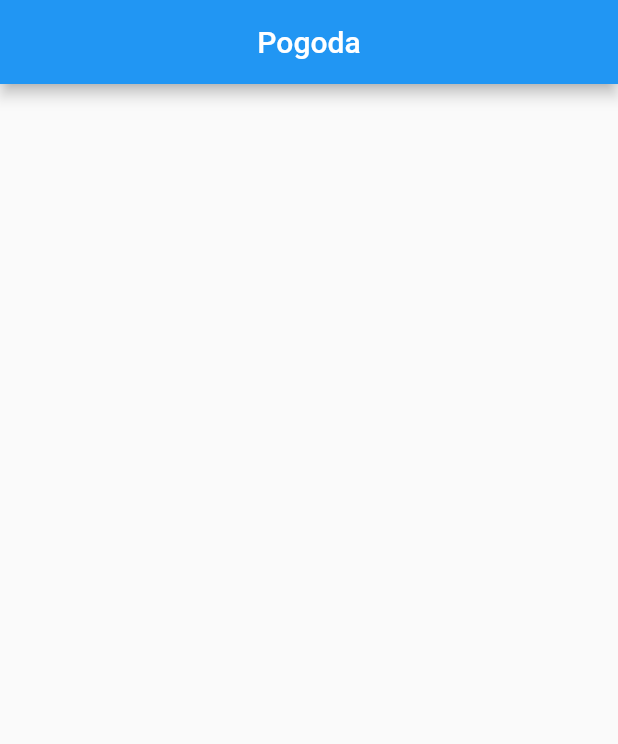
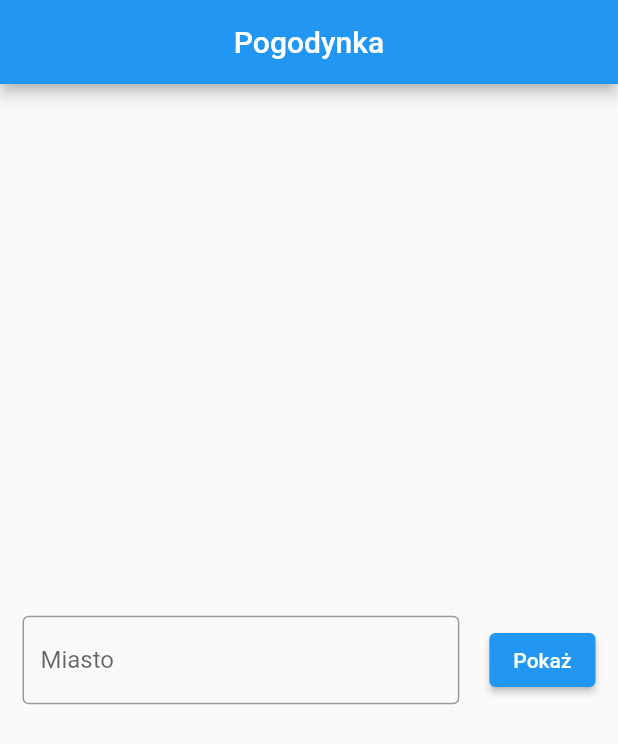
Before and after one commit to szymonsender/weather_api, a Flutter app: the screen it shows after launch, on a phone screen of 412 x 824 dp. Shown: the top 744 px of the screen. Run offline on Flutter 3.47's test engine with Material 2 defaults, Android fonts, the phone set to English and light mode, and no system bars; our stand-ins replace bloc, dio, flutter_bloc.

Commit message:
Create HomePage

```diff
--- a/lib/features/home/pages/home_page.dart
+++ b/lib/features/home/pages/home_page.dart
@@ -1,22 +1,133 @@
 import 'package:flutter/material.dart';
+import 'package:flutter_bloc/flutter_bloc.dart';
+import 'package:weather_api/app/enums.dart';
+import 'package:weather_api/data/weather_data_source.dart';
+import 'package:weather_api/features/home/cubit/home_cubit.dart';
+import 'package:weather_api/models/weather_model.dart';
+import 'package:weather_api/repositories/weather_repository.dart';
 
-class HomePage extends StatefulWidget {
+class HomePage extends StatelessWidget {
   const HomePage({
     Key? key,
   }) : super(key: key);
 
   @override
-  State<HomePage> createState() => _HomePageState();
-}
-
-class _HomePageState extends State<HomePage> {
-  @override
   Widget build(BuildContext context) {
-    return Scaffold(
-      appBar: AppBar(
-        title: const Text('Pogoda'),
-        centerTitle: true,
+    return BlocProvider(
+      create: (context) => HomeCubit(
+        WeatherRepository(WeatherRemoteDataSource()),
+      ),
+      child: BlocConsumer<HomeCubit, HomeState>(
+        listener: (context, state) {
+          if (state.status == Status.error) {
+            final errorMessage = state.errorMessage ?? 'Unkown error';
+            ScaffoldMessenger.of(context).showSnackBar(
+              SnackBar(
+                content: Text(errorMessage),
+                backgroundColor: Colors.red,
+              ),
+            );
+          }
+        },
+        builder: (context, state) {
+          final weatherModel = state.model;
+          return Scaffold(
+            appBar: AppBar(
+              title: const Text('Pogodynka'),
+              centerTitle: true,
+            ),
+            body: Center(
+              child: Builder(builder: (context) {
+                if (state.status == Status.loading) {
+                  return const Text('Ładowanie');
+                }
+                return Column(
+                  mainAxisAlignment: MainAxisAlignment.center,
+                  children: [
+                    if (weatherModel != null)
+                      _DisplayWeatherWidget(
+                        weatherModel: weatherModel,
+                      ),
+                    _SearchWidget(),
+                  ],
+                );
+              }),
+            ),
+          );
+        },
       ),
     );
   }
 }
+
+class _DisplayWeatherWidget extends StatelessWidget {
+  const _DisplayWeatherWidget({
+    Key? key,
+    required this.weatherModel,
+  }) : super(key: key);
+
+  final WeatherModel weatherModel;
+
+  @override
+  Widget build(BuildContext context) {
+    return BlocBuilder<HomeCubit, HomeState>(
+      builder: (context, state) {
+        return Column(
+          children: [
+            Text(
+              weatherModel.temperature.toString(),
+              style: Theme.of(context).textTheme.headline1,
+            ),
+            const SizedBox(height: 40),
+            Text(
+              weatherModel.city,
+              style: Theme.of(context).textTheme.headline3,
+              textAlign: TextAlign.center,
+            ),
+            Text(
+              weatherModel.time.toString(),
+              style: Theme.of(context).textTheme.headline6,
+            ),
+            const SizedBox(height: 15),
+          ],
+        );
+      },
+    );
+  }
+}
+
+class _SearchWidget extends StatelessWidget {
+  _SearchWidget({
+    Key? key,
+  }) : super(key: key);
+
+  final _controller = TextEditingController();
+
+  @override
+  Widget build(BuildContext context) {
+    return Padding(
+      padding: const EdgeInsets.symmetric(horizontal: 15.0),
+      child: Row(
+        children: [
+          Expanded(
+            child: TextField(
+              controller: _controller,
+              decoration: const InputDecoration(
+                border: OutlineInputBorder(),
+                label: Text('Miasto'),
+                hintText: 'Warszawa',
+              ),
+            ),
+          ),
+          const SizedBox(width: 20),
+          ElevatedButton(
+            onPressed: () {
+              context.read<HomeCubit>().getWeatherModel(city: _controller.text);
+            },
+            child: const Text('Pokaż'),
+          ),
+        ],
+      ),
+    );
+  }
+}
```
